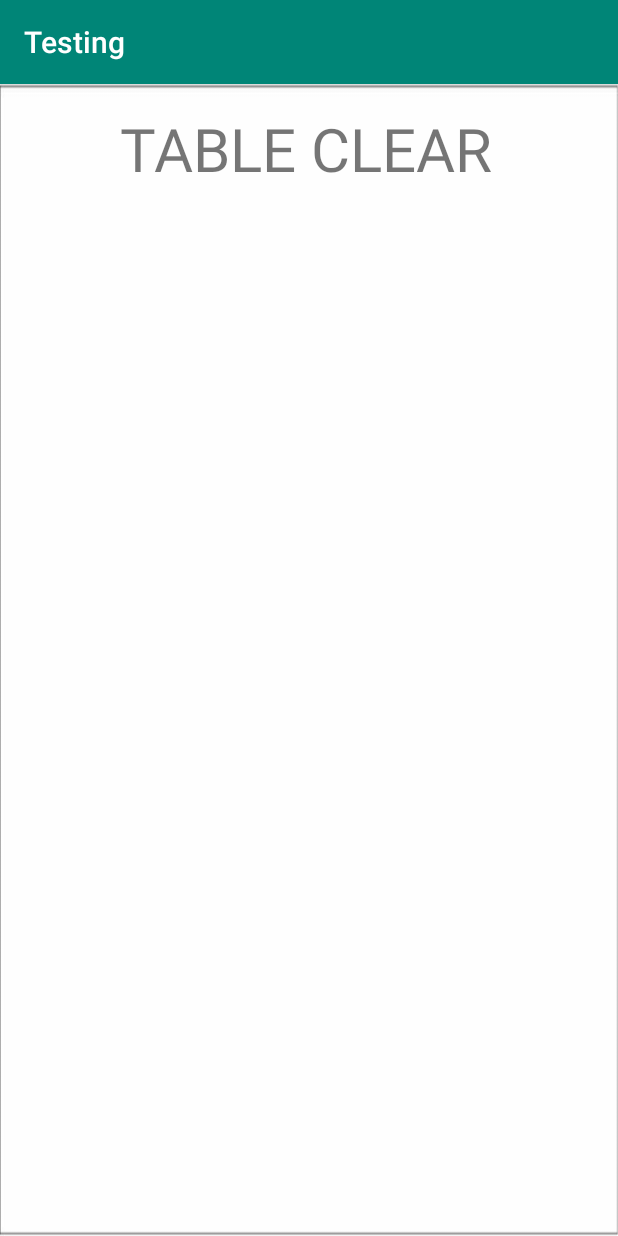
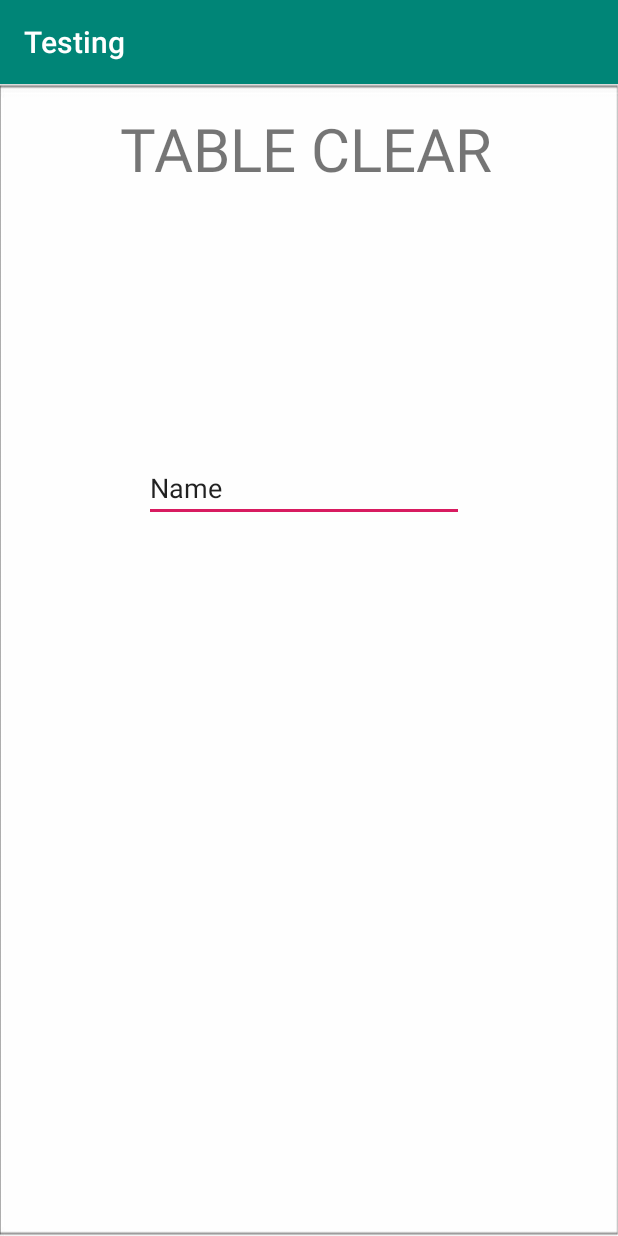
Before and after one commit to benjaminle9x/Table-Clear, an Android app: the CustomerPage screen opened directly, with no data from a screen before it, on a phone screen of 412 x 824 dp. Run offline under Robolectric (Android 15) with nearby library versions, the phone set to English and light mode, and no system bars.

```diff
--- a/app/src/main/res/layout/activity_customer_page.xml
+++ b/app/src/main/res/layout/activity_customer_page.xml
@@ -18,4 +18,16 @@
         app:layout_constraintStart_toStartOf="parent"
         app:layout_constraintTop_toTopOf="parent" />
 
+    <EditText
+        android:id="@+id/editText"
+        android:layout_width="wrap_content"
+        android:layout_height="wrap_content"
+        android:layout_marginStart="96dp"
+        android:layout_marginBottom="476dp"
+        android:ems="10"
+        android:inputType="textPersonName"
+        android:text="Name"
+        app:layout_constraintBottom_toBottomOf="parent"
+        app:layout_constraintStart_toStartOf="parent" />
+
 </androidx.constraintlayout.widget.ConstraintLayout>
```
